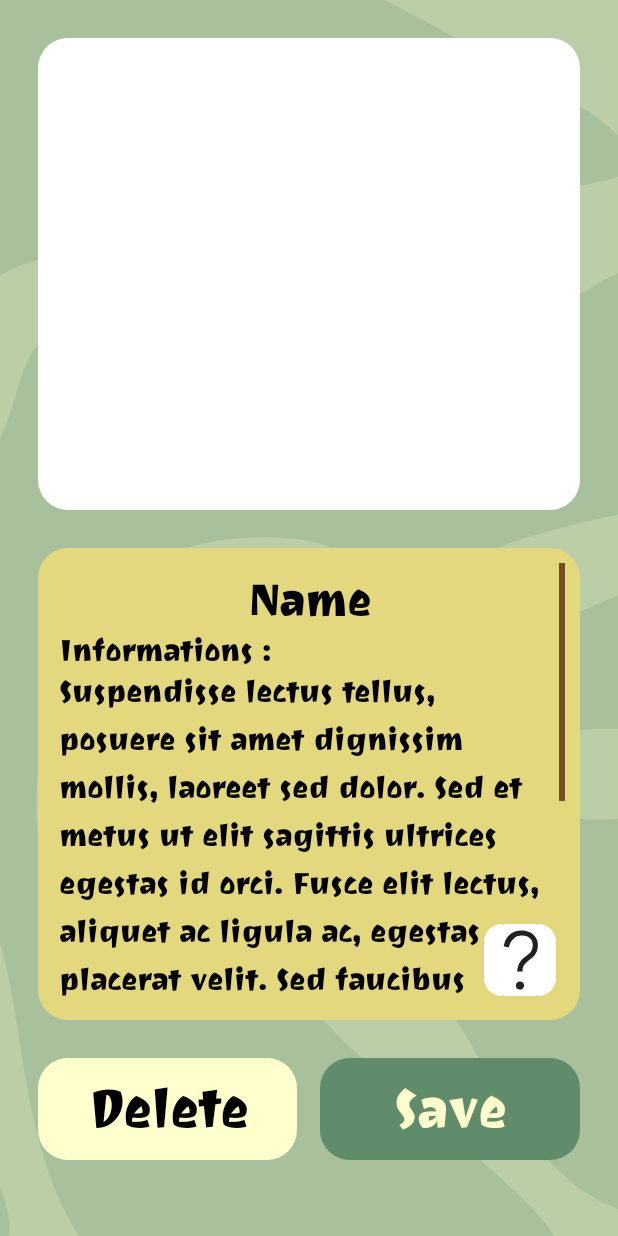
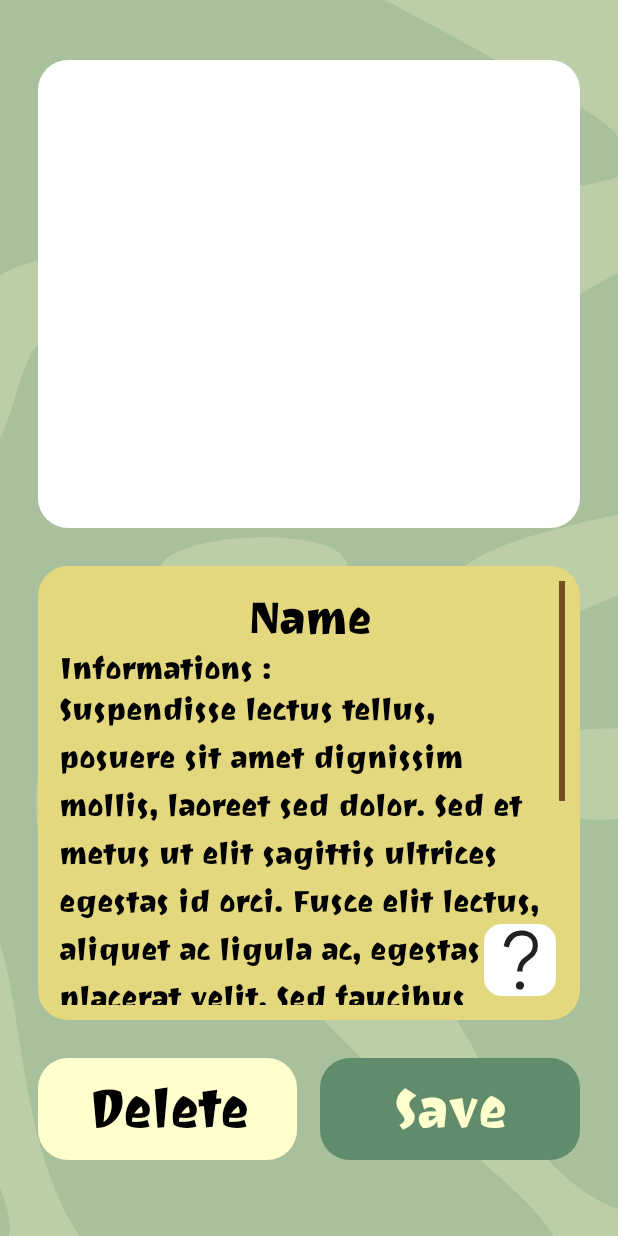
Before and after one commit to DrHurel/EcoPlant, an Android app built with Jetpack Compose: the DisplayPlantInfoActivity screen opened directly, with no data from a screen before it, on a phone screen of 412 x 824 dp. Run offline under Robolectric (Android 15) with nearby library versions, the phone set to English and light mode, and no system bars; 3 statements that could not run were skipped.

Commit message:
fix somes mistakes

```diff
--- a/app/src/main/java/fr/hureljeremy/gitea/ecoplant/DisplayPlantInfoActivity.kt
+++ b/app/src/main/java/fr/hureljeremy/gitea/ecoplant/DisplayPlantInfoActivity.kt
@@ -1,6 +1,7 @@
 package fr.hureljeremy.gitea.ecoplant
 
 import android.app.Dialog
+import android.content.Intent
 import android.os.Bundle
 import android.view.View
 import android.view.ViewGroup
@@ -14,12 +15,16 @@ import android.widget.Toast
 import androidx.activity.ComponentActivity
 import androidx.activity.enableEdgeToEdge
 import fr.hureljeremy.gitea.ecoplant.framework.BaseActivity
+import fr.hureljeremy.gitea.ecoplant.framework.Inject
 import fr.hureljeremy.gitea.ecoplant.framework.Page
+import fr.hureljeremy.gitea.ecoplant.services.NavigationService
 import kotlin.text.toInt
 import kotlin.times
 
 @Page(route = "plant_info", isDefault = false)
 class DisplayPlantInfoActivity : BaseActivity()  {
+    @Inject
+    private lateinit var navigationService: NavigationService
     override fun onCreate(savedInstanceState: Bundle?) {
         super.onCreate(savedInstanceState)
         setContentView(R.layout.display_plant_info_page)
@@ -27,6 +32,10 @@ class DisplayPlantInfoActivity : BaseActivity()  {
 
         findViewById<Button>(R.id.save_button).setOnClickListener {
             showSaveParcelDialog()
+        }
+
+        findViewById<Button>(R.id.delete_button).setOnClickListener {
+            navigationService.navigate(this, "home")
         }
     }
 
--- a/app/src/main/res/layout/display_plant_info_page.xml
+++ b/app/src/main/res/layout/display_plant_info_page.xml
@@ -26,9 +26,9 @@
         <ImageView
             android:id="@+id/plant_image"
             android:layout_width="match_parent"
-            android:layout_height="0dp"
+            android:layout_height="10dp"
             android:layout_weight="1"
-            android:layout_marginTop="25dp"
+            android:layout_marginTop="40dp"
             android:contentDescription="@string/image_of_the_photo_taken"
             android:src="@drawable/rounded_background" />
 
--- a/app/src/main/res/layout/home_page.xml
+++ b/app/src/main/res/layout/home_page.xml
@@ -24,7 +24,7 @@
             android:layout_width="match_parent"
             android:layout_height="wrap_content"
             android:orientation="horizontal"
-            android:layout_marginTop="25dp"
+            android:layout_marginTop="40dp"
             android:layout_marginHorizontal="10dp"
             >
             <!-- My Parcels -->
@@ -95,7 +95,7 @@
             android:id="@+id/scanner_button"
             android:layout_width="wrap_content"
             android:layout_height="wrap_content"
-            android:layout_marginTop="70pt"
+            android:layout_marginTop="60pt"
             android:layout_gravity="center"
             android:contentDescription="@string/scanner_button"
             android:src="@drawable/app_logo"
--- a/app/src/main/res/layout/scanner_page.xml
+++ b/app/src/main/res/layout/scanner_page.xml
@@ -27,7 +27,7 @@
             android:layout_height="0dp"
             android:layout_weight="1"
             android:layout_marginHorizontal="25dp"
-            android:layout_marginTop="25dp"
+            android:layout_marginTop="40dp"
             android:layout_marginBottom="25dp" />
 
         <!-- Fragment pour faire des changments de menu-->
```
